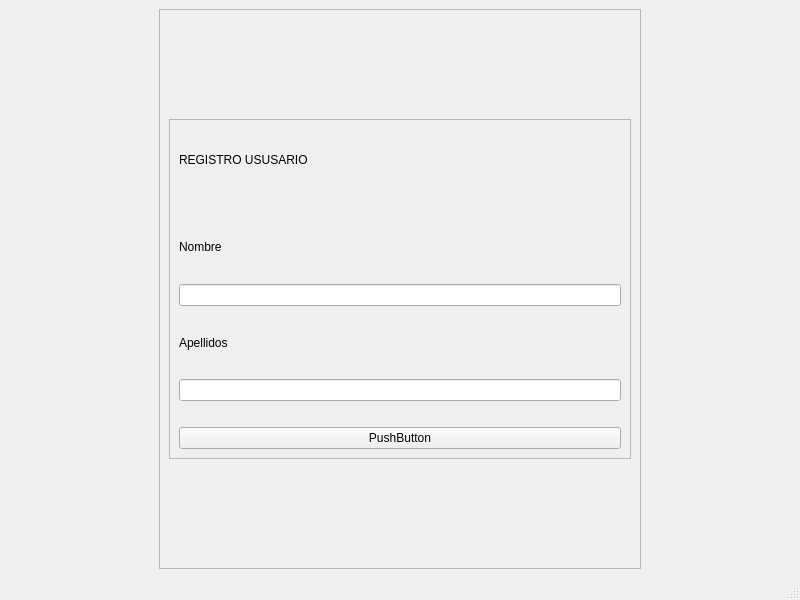
Qt form src/Vista/Ui/vistaRegistro.ui (danielreynaa/TrabajoPowerGym) before a commit.
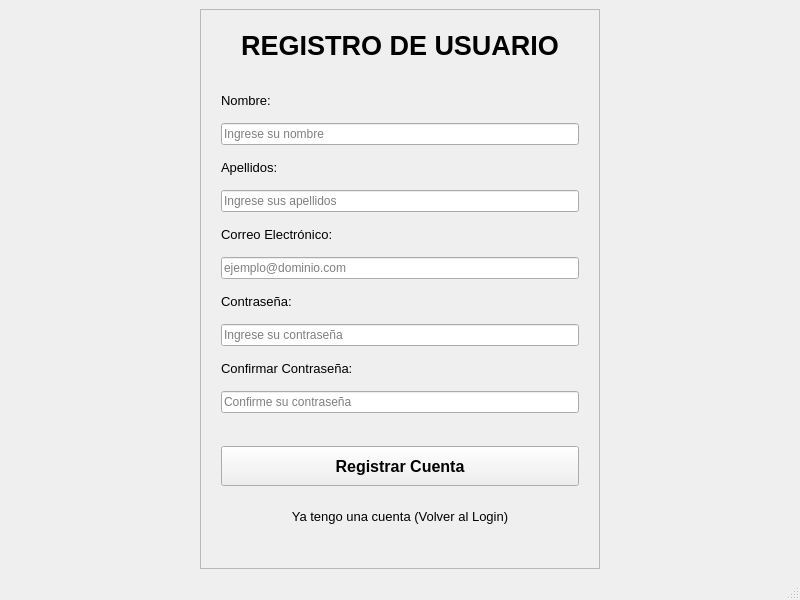
The same form after that commit. Icons and pictures are not drawn.

Commit message: vista inicial + registro

What changed in the file:
```diff
--- a/src/Vista/Ui/vistaRegistro.ui
+++ b/src/Vista/Ui/vistaRegistro.ui
@@ -18,123 +18,241 @@
     <normaloff>:/logo/514ba084-0d56-41a1-9273-abc5a52fc600.png</normaloff>:/logo/514ba084-0d56-41a1-9273-abc5a52fc600.png</iconset>
   </property>
   <widget class="QWidget" name="centralwidget">
-   <layout class="QHBoxLayout" name="horizontalLayout">
-    <item>
-     <spacer name="verticalSpacer">
-      <property name="orientation">
-       <enum>Qt::Vertical</enum>
+   <layout class="QHBoxLayout" name="horizontalLayout_main"> <item>
+     <spacer name="horizontalSpacer_left"> <property name="orientation">
+       <enum>Qt::Horizontal</enum>
       </property>
       <property name="sizeHint" stdset="0">
        <size>
-        <width>150</width>
-        <height>524</height>
+        <width>40</width>
+        <height>20</height>
        </size>
       </property>
      </spacer>
     </item>
     <item>
-     <widget class="QFrame" name="frame">
+     <widget class="QFrame" name="frame_registro_principal"> <property name="minimumSize">
+       <size>
+        <width>400</width>
+        <height>0</height>
+       </size>
+      </property>
+      <property name="maximumSize">
+       <size>
+        <width>500</width>
+        <height>16777215</height>
+       </size>
+      </property>
       <property name="frameShape">
        <enum>QFrame::StyledPanel</enum>
       </property>
       <property name="frameShadow">
        <enum>QFrame::Raised</enum>
       </property>
-      <layout class="QVBoxLayout" name="verticalLayout">
+      <layout class="QVBoxLayout" name="verticalLayout_registro">
+       <property name="spacing">
+        <number>15</number> </property>
+       <property name="leftMargin">
+        <number>20</number>
+       </property>
+       <property name="topMargin">
+        <number>20</number>
+       </property>
+       <property name="rightMargin">
+        <number>20</number>
+       </property>
+       <property name="bottomMargin">
+        <number>20</number>
+       </property>
        <item>
-        <spacer name="horizontalSpacer">
+        <widget class="QLabel" name="lbl_titulo_registro">
+         <property name="font">
+          <font>
+           <pointsize>20</pointsize>
+           <weight>75</weight>
+           <bold>true</bold>
+          </font>
+         </property>
+         <property name="text">
+          <string>REGISTRO DE USUARIO</string> </property>
+         <property name="alignment">
+          <set>Qt::AlignCenter</set>
+         </property>
+        </widget>
+       </item>
+       <item>
+        <spacer name="verticalSpacer_top">
          <property name="orientation">
-          <enum>Qt::Horizontal</enum>
+          <enum>Qt::Vertical</enum>
          </property>
          <property name="sizeHint" stdset="0">
           <size>
-           <width>431</width>
-           <height>100</height>
+           <width>20</width>
+           <height>40</height>
           </size>
          </property>
         </spacer>
        </item>
        <item>
-        <widget class="QFrame" name="frame_2">
-         <property name="frameShape">
-          <enum>QFrame::StyledPanel</enum>
+        <widget class="QLabel" name="lbl_nombre">
+         <property name="font">
+          <font>
+           <pointsize>10</pointsize>
+          </font>
          </property>
-         <property name="frameShadow">
-          <enum>QFrame::Raised</enum>
+         <property name="text">
+          <string>Nombre:</string>
          </property>
-         <layout class="QVBoxLayout" name="verticalLayout_2">
+        </widget>
+       </item>
           <item>
-           <widget class="QLabel" name="label">
+        <widget class="QLineEdit" name="txt_nombre"> <property name="placeholderText">
+          <string>Ingrese su nombre</string> </property>
+        </widget>
+       </item>
+       <item>
+        <widget class="QLabel" name="lbl_apellidos">
+         <property name="font">
+          <font>
+           <pointsize>10</pointsize>
+          </font>
+         </property>
             <property name="text">
-             <string>REGISTRO USUSARIO</string>
+          <string>Apellidos:</string>
             </property>
            </widget>
           </item>
           <item>
-           <spacer name="horizontalSpacer_3">
-            <property name="orientation">
-             <enum>Qt::Horizontal</enum>
-            </property>
-            <property name="sizeHint" stdset="0">
-             <size>
-              <width>407</width>
-              <height>20</height>
-             </size>
-            </property>
-           </spacer>
+        <widget class="QLineEdit" name="txt_apellidos"> <property name="placeholderText">
+          <string>Ingrese sus apellidos</string> </property>
+        </widget>
+       </item>
+       <item>
+        <widget class="QLabel" name="lbl_email">
+         <property name="font">
+          <font>
+           <pointsize>10</pointsize>
+          </font>
+         </property>
+         <property name="text">
+          <string>Correo Electrónico:</string>
+         </property>
+        </widget>
           </item>
           <item>
-           <widget class="QLabel" name="label_2">
+        <widget class="QLineEdit" name="txt_email">
+         <property name="placeholderText">
+          <string>ejemplo@dominio.com</string>
+         </property>
+        </widget>
+       </item>
+       <item>
+        <widget class="QLabel" name="lbl_password">
+         <property name="font">
+          <font>
+           <pointsize>10</pointsize>
+          </font>
+         </property>
             <property name="text">
-             <string>Nombre</string>
+          <string>Contraseña:</string>
             </property>
            </widget>
           </item>
           <item>
-           <widget class="QLineEdit" name="lineEdit"/>
+        <widget class="QLineEdit" name="txt_password">
+         <property name="echoMode">
+          <enum>QLineEdit::Password</enum> </property>
+         <property name="placeholderText">
+          <string>Ingrese su contraseña</string>
+         </property>
+        </widget>
           </item>
           <item>
-           <widget class="QLabel" name="label_3">
+        <widget class="QLabel" name="lbl_confirm_password">
+         <property name="font">
+          <font>
+           <pointsize>10</pointsize>
+          </font>
+         </property>
             <property name="text">
-             <string>Apellidos</string>
+          <string>Confirmar Contraseña:</string>
             </property>
            </widget>
           </item>
           <item>
-           <widget class="QLineEdit" name="lineEdit_2"/>
+        <widget class="QLineEdit" name="txt_confirm_password">
+         <property name="echoMode">
+          <enum>QLineEdit::Password</enum>
+         </property>
+         <property name="placeholderText">
+          <string>Confirme su contraseña</string>
+         </property>
+        </widget>
           </item>
           <item>
-           <spacer name="horizontalSpacer_4">
+        <spacer name="verticalSpacer_middle">
             <property name="orientation">
-             <enum>Qt::Horizontal</enum>
+          <enum>Qt::Vertical</enum>
             </property>
             <property name="sizeHint" stdset="0">
              <size>
-              <width>40</width>
-              <height>20</height>
+           <width>20</width>
+           <height>40</height>
              </size>
             </property>
            </spacer>
           </item>
           <item>
-           <widget class="QPushButton" name="pushButton">
+        <widget class="QPushButton" name="btn_registrar"> <property name="minimumSize">
+          <size>
+           <width>0</width>
+           <height>40</height>
+          </size>
+         </property>
+         <property name="font">
+          <font>
+           <pointsize>12</pointsize>
+           <weight>75</weight>
+           <bold>true</bold>
+          </font>
+         </property>
             <property name="text">
-             <string>PushButton</string>
-            </property>
-           </widget>
-          </item>
-         </layout>
+          <string>Registrar Cuenta</string>
+         </property>
+         <property name="flat">
+          <bool>false</bool>
+         </property>
+        </widget>
+       </item>
+       <item>
+        <widget class="QPushButton" name="btn_volver_login"> <property name="minimumSize">
+          <size>
+           <width>0</width>
+           <height>30</height>
+          </size>
+         </property>
+         <property name="font">
+          <font>
+           <pointsize>10</pointsize>
+          </font>
+         </property>
+         <property name="text">
+          <string>Ya tengo una cuenta (Volver al Login)</string>
+         </property>
+         <property name="flat">
+          <bool>true</bool>
+         </property>
         </widget>
        </item>
        <item>
-        <spacer name="horizontalSpacer_2">
+        <spacer name="verticalSpacer_bottom">
          <property name="orientation">
-          <enum>Qt::Horizontal</enum>
+          <enum>Qt::Vertical</enum>
          </property>
          <property name="sizeHint" stdset="0">
           <size>
-           <width>431</width>
-           <height>100</height>
+           <width>20</width>
+           <height>40</height>
           </size>
          </property>
         </spacer>
@@ -143,14 +261,13 @@
      </widget>
     </item>
     <item>
-     <spacer name="verticalSpacer_2">
-      <property name="orientation">
-       <enum>Qt::Vertical</enum>
+     <spacer name="horizontalSpacer_right"> <property name="orientation">
+       <enum>Qt::Horizontal</enum>
       </property>
       <property name="sizeHint" stdset="0">
        <size>
-        <width>150</width>
-        <height>524</height>
+        <width>40</width>
+        <height>20</height>
        </size>
       </property>
      </spacer>
```
Left out of the diff: 3 changed lines with no effect on the pictures. Lines whose indentation alone changed are shown as unchanged. The commit also changes 3 other files.
